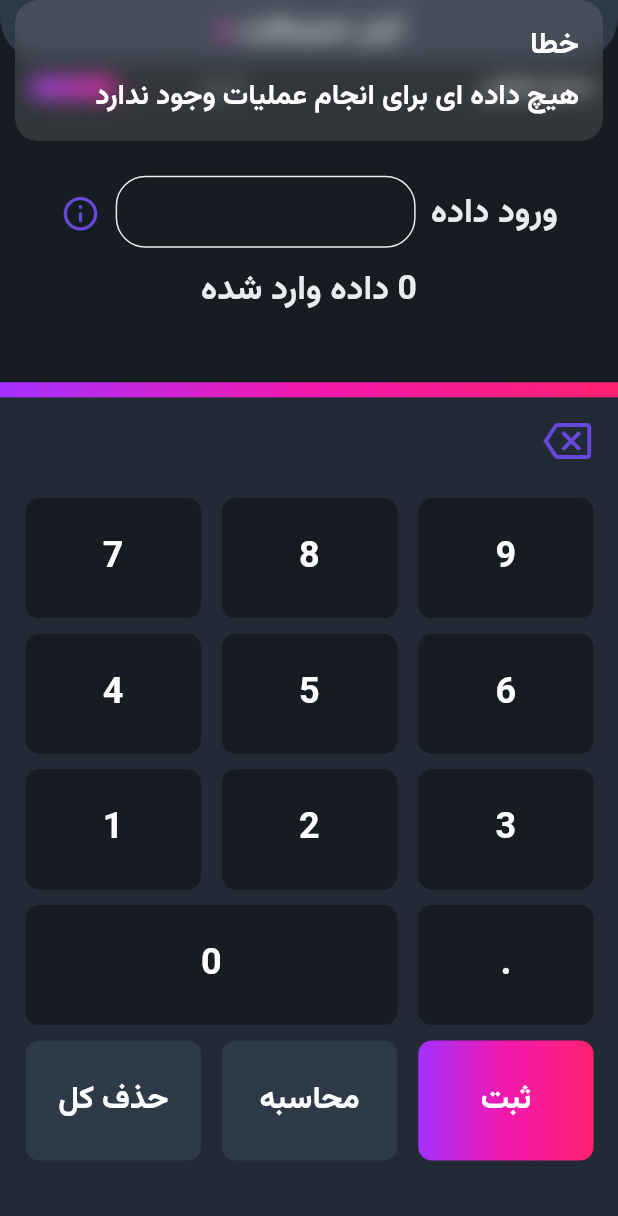
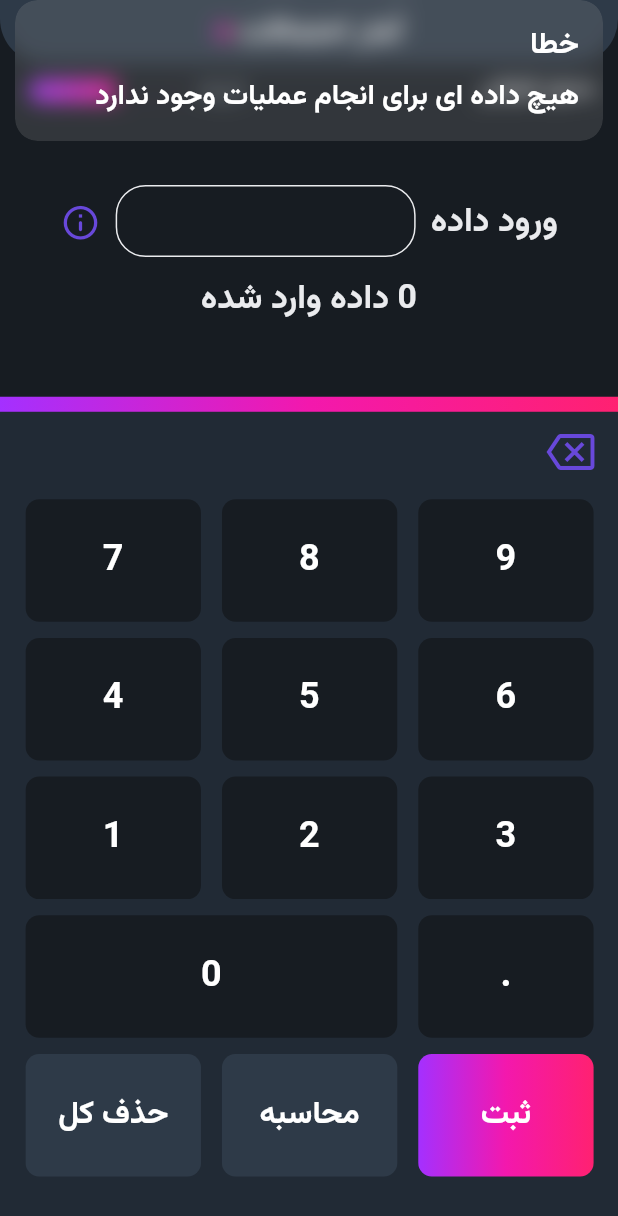
Before and after one commit to mohsen0dev/Statistical_Calculator, a Flutter app: the screen it shows after launch, item 2 of the bottom bar chosen, after a tap on the "backspace" icon, on a phone screen of 412 x 824 dp. Shown: the top 1216 px of the screen. Run offline on Flutter 3.47's test engine with Material 3 defaults, Android fonts, the phone set to English and light mode, and no system bars; drawn by our look-alikes of animated_toggle_switch; our stand-ins replace dio, get, lottie, package_info_plus, shared_preferences.

Commit message:
new commit

```diff
--- a/lib/Core/constants/app_size.dart
+++ b/lib/Core/constants/app_size.dart
@@ -42,19 +42,19 @@ class AppSize {
   void appSectionsPercent() {
     appBarHeight = setFullsizeHeight * 0.090;
     boardInputDate = setFullsizeHeight * (23.1 / 100);
-    boardButtons = (setFullsizeHeight * (67.75 / 100));
+    boardButtons = setFullsizeHeight * (67.75 / 100);
     appBarTitle = appBarHeight * (57.35 / 100);
     appBarPadding = appBarHeight * 0.0854;
     appBarMiniBoard = appBarHeight * (31.71 / 100);
     boardResultButtonsW = setFullsizeWidth * (92.1 / 100);
     boardResultButtonsH = boardButtons * (97 / 100);
-    boardButtonsPadding = boardButtons * 0.0240;
+    boardButtonsPadding = boardButtons * 0.0190;
     boardButtonsHistoryCleanW = boardResultButtonsW;
     boardButtonsHistoryCleanH = boardResultButtonsH * 0.0593;
-    boardButtonsHistoryCleanPad = boardResultButtonsH * 0.0400;
+    boardButtonsHistoryCleanPad = boardResultButtonsH * 0.0200;
     boardButtonsNumOprH = boardResultButtonsH * (85.18 / 100);
     boardButtonsNumOprW = boardResultButtonsW;
-    buttonsSizeH = boardButtonsNumOprH * (18.0 / 100);
+    buttonsSizeH = boardButtonsNumOprH * (17.7 / 100);
     buttonsSizeW = boardButtonsNumOprW * (30.8 / 100);
     bigButtonsSizeW = boardButtonsNumOprW * (65.3 / 100);
     paddingButtonsH = boardButtonsNumOprH * 0.02342;
@@ -70,8 +70,8 @@ class AppSize {
 
   List<double> init(BuildContext context) {
     setFullsizeWidth = MediaQuery.of(context).size.width;
-    setFullsizeHeight = MediaQuery.of(context).size.height - 30;
+    setFullsizeHeight = MediaQuery.of(context).size.height;
     appSectionsPercent();
-    return [textScaleFactor, setFullsizeHeight, setFullsizeHeight];
+    return [setFullsizeHeight, setFullsizeHeight];
   }
 }
--- a/lib/Core/constants/my_app.dart
+++ b/lib/Core/constants/my_app.dart
@@ -1,5 +1,6 @@
 import 'package:flutter/material.dart';
 import 'package:get/get.dart';
+import 'package:package_info_plus/package_info_plus.dart';
 import 'package:shared_preferences/shared_preferences.dart';
 import 'package:simple_statistical_calculator/Core/constants/app_size.dart';
 import 'package:simple_statistical_calculator/Core/constants/route_app.dart';
@@ -14,23 +15,31 @@ class MyApp extends StatefulWidget {
 }
 
 class _MyAppState extends State<MyApp> {
+  int? appVersion;
   final myAppThemeIns = MyAppTheme();
   final customAppBarClr = Get.put(CustomAppbarController());
-  Future<void> _loadThemeMode() async {
+
+  Future<void> _loadData() async {
     final numberMode = await SharedPreferences.getInstance();
-    int? storedMode = numberMode.getInt('mode');
-    storedMode ??= 0;
-    customAppBarClr.selectedLDMode.value = storedMode;
-    if (storedMode == 0) {
+    int? storedThemeMode = numberMode.getInt('thememode');
+    storedThemeMode ??= 0;
+    customAppBarClr.selectedLDMode.value = storedThemeMode;
+    if (storedThemeMode == 0) {
       customAppBarClr.modeCurrent.value = false;
     } else {
       customAppBarClr.modeCurrent.value = true;
     }
   }
 
+  Future<void> _initPackageInfo() async {
+    final info = await PackageInfo.fromPlatform();
+    appVersion = int.parse(info.buildNumber);
+  }
+
   @override
   Widget build(BuildContext context) {
-    _loadThemeMode();
+    _initPackageInfo();
+    _loadData();
     AppSize().init(context);
     AppSize().appSectionsPercent();
     return Obx(() => GetMaterialApp(
--- a/lib/Core/themes/themes.dart
+++ b/lib/Core/themes/themes.dart
@@ -6,6 +6,10 @@ class MyAppTheme {
     return ThemeData(
       primaryColor: AppColors.gery2,
       brightness: Brightness.dark,
+      elevatedButtonTheme: ElevatedButtonThemeData(
+          style: ButtonStyle(
+        backgroundColor: MaterialStateProperty.all<Color>(AppColors.gery1),
+      )),
       iconTheme: const IconThemeData(
           color: AppColors.primary), //tooltip and backspace icon color
       colorScheme: const ColorScheme(
@@ -41,6 +45,10 @@ class MyAppTheme {
         foregroundColor: AppColors.secondary1, //
         centerTitle: true,
       ),
+      elevatedButtonTheme: ElevatedButtonThemeData(
+          style: ButtonStyle(
+        backgroundColor: MaterialStateProperty.all<Color>(AppColors.gery6),
+      )),
       secondaryHeaderColor: AppColors.secondary1, //
       colorScheme: const ColorScheme(
           brightness: Brightness.light,
--- a/lib/Core/widgets/custom_darklight_switch.dart
+++ b/lib/Core/widgets/custom_darklight_switch.dart
@@ -16,7 +16,7 @@ class _SwitchDarkLightState extends State<SwitchDarkLight> {
   final customAppBarClr = Get.put(CustomAppbarController());
   Future<void> _saveThemeMode(int themeMode) async {
     final numberMode = await SharedPreferences.getInstance();
-    await numberMode.setInt('mode', themeMode);
+    await numberMode.setInt('thememode', themeMode);
   }
 
   @override
--- a/lib/Features/probability_statistics/probability_statistics_view.dart
+++ b/lib/Features/probability_statistics/probability_statistics_view.dart
@@ -1,5 +1,7 @@
 import 'package:flutter/material.dart';
 import 'package:get/get.dart';
+import 'package:shared_preferences/shared_preferences.dart';
+import 'package:url_launcher/url_launcher.dart';
 import 'package:simple_statistical_calculator/Core/constants/app_size.dart';
 import 'package:simple_statistical_calculator/Core/constants/app_text_style.dart';
 import 'package:simple_statistical_calculator/Core/constants/color_app.dart';
@@ -11,13 +13,17 @@ import 'package:simple_statistical_calculator/Core/widgets/custom_textbox.dart';
 import 'package:simple_statistical_calculator/Features/probability_statistics/probability_statistics_controller.dart';
 import 'package:simple_statistical_calculator/Features/probability_statistics/probability_statistics_model.dart';
 
-class ProbabilityStatisticsView extends StatelessWidget {
+class ProbabilityStatisticsView extends StatefulWidget {
   const ProbabilityStatisticsView({super.key});
   static var probabilityControl = Get.put(ProbabilityStatisticsController());
   static var probabilityModel = Get.put(ProbabilityStatisticsController());
+
   @override
-  Widget build(BuildContext context) {
-    final themedata = Theme.of(context);
+  State<ProbabilityStatisticsView> createState() =>
+      _ProbabilityStatisticsViewState();
+}
+
+class _ProbabilityStatisticsViewState extends State<ProbabilityStatisticsView> {
   List<String> homePageStr = [
     'ورود داده',
     'پس از نوشتن یک داده دکمه ثبت را بزنید',
@@ -25,8 +31,75 @@ class ProbabilityStatisticsView extends StatelessWidget {
     'هیچ داده ای برای انجام عملیات وجود ندارد',
     'فیلد ورود داده خالی است',
     'عبارت ریاضی به طور صحیح وارد نشده',
-      'خطا'
+    'خطا',
+    'فروشگاه منتخب این برنامه در گوشی شما موجود نمی باشد'
   ];
+  Future<void> _loadData(ThemeData context) async {
+    final Uri uriMyket = Uri.parse(
+        'https://myket.ir/app/com.mehrab_tech_developer.simple_statistical_calculator');
+    final Uri uriBazar = Uri.parse(
+        'https://cafebazaar.ir/app/com.mehrab_tech_developer.simple_statistical_calculator');
+    final numberMode = await SharedPreferences.getInstance();
+    int? storedAppIntent = numberMode.getInt('appintent');
+    storedAppIntent ??= 1;
+    if (storedAppIntent <= 40) {
+      if (storedAppIntent == 40) {
+        Future.delayed(Duration.zero, () {
+          Get.defaultDialog(
+              backgroundColor: context.secondaryHeaderColor,
+              title: 'اعلان',
+              titleStyle: TextStyle(color: context.colorScheme.onError),
+              middleText:
+                  'اگر می خواهید از بروز بودن برنامه مطلع شوید یا پیشنهادی برای بهتر شدن کارایی برنامه دارید با زدن دکمه  -برو-  پیشنهاد یا نظر خود را در قسمت ثبت نظرات برنامه ثبت کنید',
+              barrierDismissible: false,
+              middleTextStyle: TextStyle(color: context.colorScheme.onError),
+              onWillPop: () async {
+                return false;
+              },
+              confirm: ElevatedButton(
+                  onPressed: () async {
+                    if (await canLaunchUrl(uriBazar)) {
+                      numberMode.setInt('appintent', storedAppIntent! + 1);
+                      Get.back();
+                      await launchUrl(uriBazar,
+                          mode: LaunchMode.externalApplication);
+                    } else {
+                      numberMode.setInt('appintent', storedAppIntent! + 1);
+                      Get.back();
+                      Get.snackbar(
+                        '',
+                        '',
+                        titleText: Text(homePageStr[6],
+                            style: MyAppTextStyle.getBold(
+                                color: context.colorScheme.surface,
+                                fontSize: 20)),
+                        messageText: Text(homePageStr[7],
+                            style: MyAppTextStyle.getBold(
+                                color: context.colorScheme.surface,
+                                fontSize: 19)),
+                      );
+                    }
+                  },
+                  child: const Text('برو')),
+              cancel: ElevatedButton(
+                  onPressed: () {
+                    numberMode.setInt('appintent', storedAppIntent! + 1);
+                    Get.back();
+                  },
+                  child: const Text('نرو')));
+        });
+      } else {
+        numberMode.setInt('appintent', storedAppIntent + 1);
+      }
+    } else {
+      numberMode.setInt('appintent', 1);
+    }
+  }
+
+  @override
+  Widget build(BuildContext context) {
+    final themedata = Theme.of(context);
+    _loadData(themedata);
     return Center(
         child: Column(
       children: [
@@ -52,7 +125,8 @@ class ProbabilityStatisticsView extends StatelessWidget {
                     child: CustomTextBox(
                       heightSize: 100,
                       widthSize: 200,
-                      controller: probabilityControl.textController,
+                      controller: ProbabilityStatisticsView
+                          .probabilityControl.textController,
                     ),
                   ),
                   const SizedBox(
@@ -77,7 +151,8 @@ class ProbabilityStatisticsView extends StatelessWidget {
                 height: 10,
               ),
               Obx(() => Text(
-                    '${probabilityControl.numberData} ' '${homePageStr[2]}',
+                    '${ProbabilityStatisticsView.probabilityControl.numberData} '
+                    '${homePageStr[2]}',
                     style: MyAppTextStyle.getBold(
                         color: themedata.colorScheme.error, fontSize: 22.5),
                   )),
@@ -108,7 +183,8 @@ class ProbabilityStatisticsView extends StatelessWidget {
                       children: [
                         InkWell(
                           onTap: () {
-                            probabilityControl.backSpace();
+                            ProbabilityStatisticsView.probabilityControl
+                                .backSpace();
                           },
                           child: const RotatedBox(
                               quarterTurns: 2,
@@ -138,9 +214,11 @@ class ProbabilityStatisticsView extends StatelessWidget {
                               textSize: 24,
                               backgroundColor: themedata.colorScheme.onSurface,
                               textColor: themedata.colorScheme.surface,
-                              controller: probabilityControl.textController,
+                              controller: ProbabilityStatisticsView
+                                  .probabilityControl.textController,
                               onTapPos: (value) {
-                                probabilityControl.numberButtons(value);
+                                ProbabilityStatisticsView.probabilityControl
+                                    .numberButtons(value);
                               },
                             ),
                             CustomButtons(
@@ -150,9 +228,11 @@ class ProbabilityStatisticsView extends StatelessWidget {
                               textSize: 24,
                               backgroundColor: themedata.colorScheme.onSurface,
                               textColor: themedata.colorScheme.surface,
-                              controller: probabilityControl.textController,
+                              controller: ProbabilityStatisticsView
+                                  .probabilityControl.textController,
                               onTapPos: (value) {
-                                probabilityControl.numberButtons(value);
+                                ProbabilityStatisticsView.probabilityControl
+                                    .numberButtons(value);
                               },
                             ),
                             CustomButtons(
@@ -162,9 +242,11 @@ class ProbabilityStatisticsView extends StatelessWidget {
                               textSize: 24,
                               backgroundColor: themedata.colorScheme.onSurface,
                               textColor: themedata.colorScheme.surface,
-                              controller: probabilityControl.textController,
+                              controller: ProbabilityStatisticsView
+                                  .probabilityControl.textController,
                               onTapPos: (value) {
-                                probabilityControl.numberButtons(value);
+                                ProbabilityStatisticsView.probabilityControl
+                                    .numberButtons(value);
                               },
                             ),
                           ],
@@ -177,9 +259,11 @@ class ProbabilityStatisticsView extends StatelessWidget {
                               textSize: 24,
                               backgroundColor: themedata.colorScheme.onSurface,
                               textColor: themedata.colorScheme.surface,
-                              controller: probabilityControl.textController,
+                              controller: ProbabilityStatisticsView
+                                  .probabilityControl.textController,
                               onTapPos: (value) {
-                                probabilityControl.numberButtons(value);
+                                ProbabilityStatisticsView.probabilityControl
+                                    .numberButtons(value);
                               },
                             ),
                             CustomButtons(
@@ -189,9 +273,11 @@ class ProbabilityStatisticsView extends StatelessWidget {
                               textSize: 24,
                               backgroundColor: themedata.colorScheme.onSurface,
                               textColor: themedata.colorScheme.surface,
-                              controller: probabilityControl.textController,
+                              controller: ProbabilityStatisticsView
+                                  .probabilityControl.textController,
                               onTapPos: (value) {
-                                probabilityControl.numberButtons(value);
+                                ProbabilityStatisticsView.probabilityControl
+                                    .numberButtons(value);
                               },
                             ),
                             CustomButtons(
@@ -201,9 +287,11 @@ class ProbabilityStatisticsView extends StatelessWidget {
                               textSize: 24,
                               backgroundColor: themedata.colorScheme.onSurface,
                               textColor: themedata.colorScheme.surface,
-                              controller: probabilityControl.textController,
+                              controller: ProbabilityStatisticsView
+                                  .probabilityControl.textController,
                               onTapPos: (value) {
-                                probabilityControl.numberButtons(value);
+                                ProbabilityStatisticsView.probabilityControl
+                                    .numberButtons(value);
                               },
                             ),
                           ],
@@ -216,9 +304,11 @@ class ProbabilityStatisticsView extends StatelessWidget {
                               textSize: 24,
                               backgroundColor: themedata.colorScheme.onSurface,
                               textColor: themedata.colorScheme.surface,
-                              controller: probabilityControl.textController,
+                              controller: ProbabilityStatisticsView
+                                  .probabilityControl.textController,
                               onTapPos: (value) {
-                                probabilityControl.numberButtons(value);
+                                ProbabilityStatisticsView.probabilityControl
+                                    .numberButtons(value);
                               },
                             ),
                             CustomButtons(
@@ -228,9 +318,11 @@ class ProbabilityStatisticsView extends StatelessWidget {
                               textSize: 24,
                               backgroundColor: themedata.colorScheme.onSurface,
                               textColor: themedata.colorScheme.surface,
-                              controller: probabilityControl.textController,
+                              controller: ProbabilityStatisticsView
+                                  .probabilityControl.textController,
                               onTapPos: (value) {
-                                probabilityControl.numberButtons(value);
+                                ProbabilityStatisticsView.probabilityControl
+                                    .numberButtons(value);
                               },
                             ),
                             CustomButtons(
@@ -240,9 +332,11 @@ class ProbabilityStatisticsView extends StatelessWidget {
                               textSize: 24,
                               backgroundColor: themedata.colorScheme.onSurface,
                               textColor: themedata.colorScheme.surface,
-                              controller: probabilityControl.textController,
+                              controller: ProbabilityStatisticsView
+                                  .probabilityControl.textController,
                               onTapPos: (value) {
-                                probabilityControl.numberButtons(value);
+                                ProbabilityStatisticsView.probabilityControl
+                                    .numberButtons(value);
                               },
                             ),
                           ],
@@ -255,9 +349,11 @@ class ProbabilityStatisticsView extends StatelessWidget {
                               textSize: 24,
                               backgroundColor: themedata.colorScheme.onSurface,
                               textColor: themedata.colorScheme.surface,
-                              controller: probabilityControl.textController,
+                              controller: ProbabilityStatisticsView
+                                  .probabilityControl.textController,
                               onTapPos: (value) {
-                                probabilityControl.numberButtons(value);
+                                ProbabilityStatisticsView.probabilityControl
+                                    .numberButtons(value);
                               },
                             ),
                             CustomButtons(
@@ -268,9 +364,11 @@ class ProbabilityStatisticsView extends StatelessWidget {
                               backgroundColor: themedata.colorScheme.onSurface,
                               textColor: themedata.colorScheme.surface,
                               customWidth: AppSize.bigButtonsSizeW,
-                              controller: probabilityControl.textController,
+                              controller: ProbabilityStatisticsView
+                                  .probabilityControl.textController,
                               onTapPos: (value) {
-                                probabilityControl.numberButtons(value);
+                                ProbabilityStatisticsView.probabilityControl
+                                    .numberButtons(value);
                               },
                             ),
                           ],
@@ -281,13 +379,18 @@ class ProbabilityStatisticsView extends StatelessWidget {
                               name: 'ثبت',
                               backgroundGradient: AppColors.gradientColor,
                               textColor: themedata.colorScheme.onError,
-                              controller: probabilityControl.textController,
+                              controller: ProbabilityStatisticsView
+                                  .probabilityControl.textController,
                               onTapPosVoid: () {
-                                if (probabilityControl
+                                if (ProbabilityStatisticsView.probabilityControl
                                     .textController.text.isNotEmpty) {
-                                  if (probabilityControl.textController.text !=
+                                  if (ProbabilityStatisticsView
+                                          .probabilityControl
+                                          .textController
+                                          .text !=
                                       '0.') {
-                                    probabilityControl.addDataButton();
+                                    ProbabilityStatisticsView.probabilityControl
+                                        .addDataButton();
                                   } else {
                                     Get.snackbar(
                                       '',
@@ -327,9 +430,13 @@ class ProbabilityStatisticsView extends StatelessWidget {
                                 name: 'محاسبه',
                                 backgroundColor: themedata.secondaryHeaderColor,
                                 textColor: themedata.colorScheme.surface,
-                                controller: probabilityControl.textController,
+                                controller: ProbabilityStatisticsView
+                                    .probabilityControl.textController,
                                 onTapPosVoid: () {
-                                  if (probabilityControl.numberData.value ==
+                                  if (ProbabilityStatisticsView
+                                          .probabilityControl
+                                          .numberData
+                                          .value ==
                                       0) {
                                     Get.snackbar(
                                       '',
@@ -346,7 +453,8 @@ class ProbabilityStatisticsView extends StatelessWidget {
                                               fontSize: 19)),
                                     );
                                   } else {
-                                    probabilityControl.resulltButton();
+                                    ProbabilityStatisticsView.probabilityControl
+                                        .resulltButton();
                                   }
                                 }),
                             CustomButtons(
@@ -354,9 +462,11 @@ class ProbabilityStatisticsView extends StatelessWidget {
                               name: 'حذف کل',
                               backgroundColor: themedata.secondaryHeaderColor,
                               textColor: themedata.colorScheme.surface,
-                              controller: probabilityControl.textController,
+                              controller: ProbabilityStatisticsView
+                                  .probabilityControl.textController,
                               onTapPosVoid: () {
-                                probabilityControl.clearButton();
+                                ProbabilityStatisticsView.probabilityControl
+                                    .clearButton();
                               },
                             ),
                           ],
@@ -404,7 +514,6 @@ class ResultView extends StatelessWidget {
     ];
     return SizedBox(
       width: AppSize.setFullsizeHeight,
-      child: SingleChildScrollView(
       child: Center(
         child: Column(
           children: [
@@ -444,20 +553,19 @@ class ResultView extends StatelessWidget {
                           height: 10,
                         ),
                         Container(
-                              height: AppSize.boardButtons / 1.57,
+                            height: AppSize.boardButtons / 1.75,
                             width: AppSize.setFullsizeWidth / 2.6,
                             padding: const EdgeInsets.all(3),
                             decoration: BoxDecoration(
-                                  borderRadius: const BorderRadius.all(
-                                      Radius.circular(10)),
+                                borderRadius:
+                                    const BorderRadius.all(Radius.circular(10)),
                                 border: Border.all(
                                     color: themedata.colorScheme.onPrimary,
                                     width: 2)),
                             child: CustomListBox(
                               probabilityModel: probabilityModel,
                               probabilityControl: probabilityControl,
-                                listValue:
-                                    ProbabilityStatisticsModel.arryListBox,
+                              listValue: ProbabilityStatisticsModel.arryListBox,
                             )),
                       ],
                     ),
@@ -510,7 +618,6 @@ class ResultView extends StatelessWidget {
           ],
         ),
       ),
-      ),
     );
   }
 }
--- a/pubspec.yaml
+++ b/pubspec.yaml
@@ -15,6 +15,9 @@ dependencies:
   get: ^4.6.6
   animated_toggle_switch: ^0.8.2
   shared_preferences: ^2.2.3
+  package_info_plus: ^5.0.1
+  dio: ^5.4.3+1
+  url_launcher: ^6.2.6
 
 dev_dependencies:
   flutter_test:
```
Also changed, not shown: lib/Core/data/api_app_version_check.dart (added, +109 -0 lines), pubspec.lock, 8 other files. Lines whose indentation alone changed are shown as unchanged.
